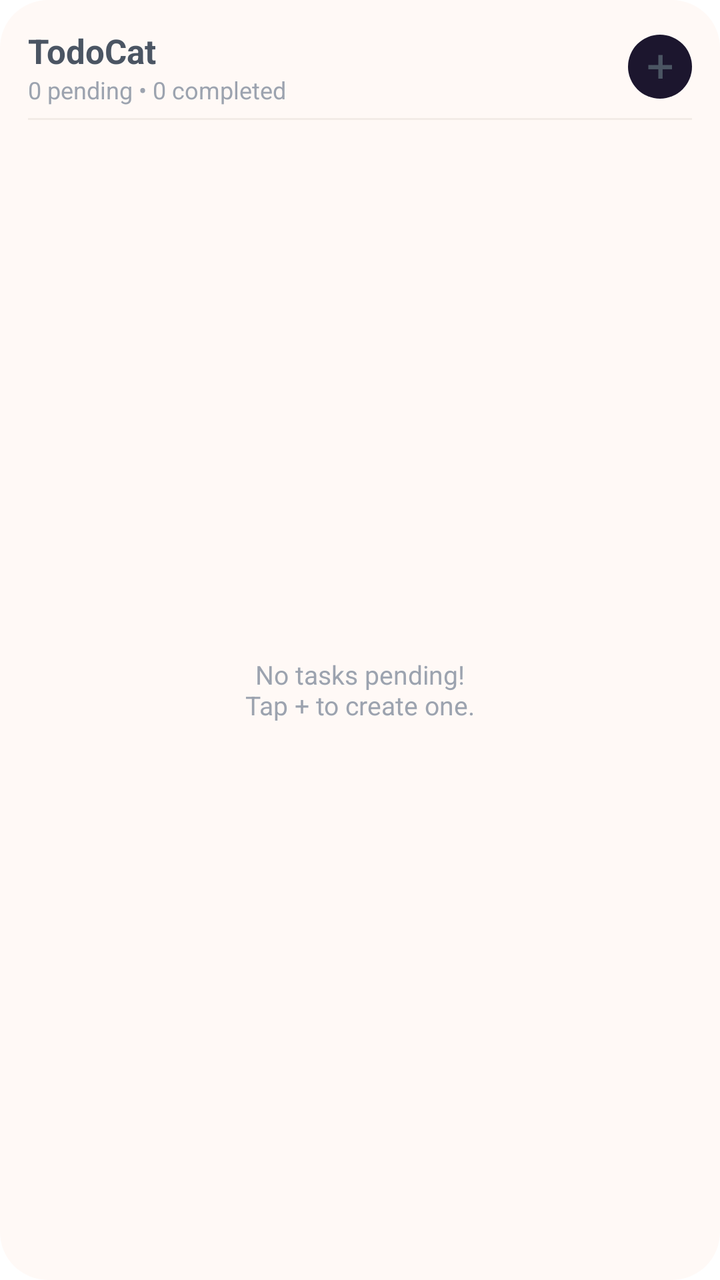
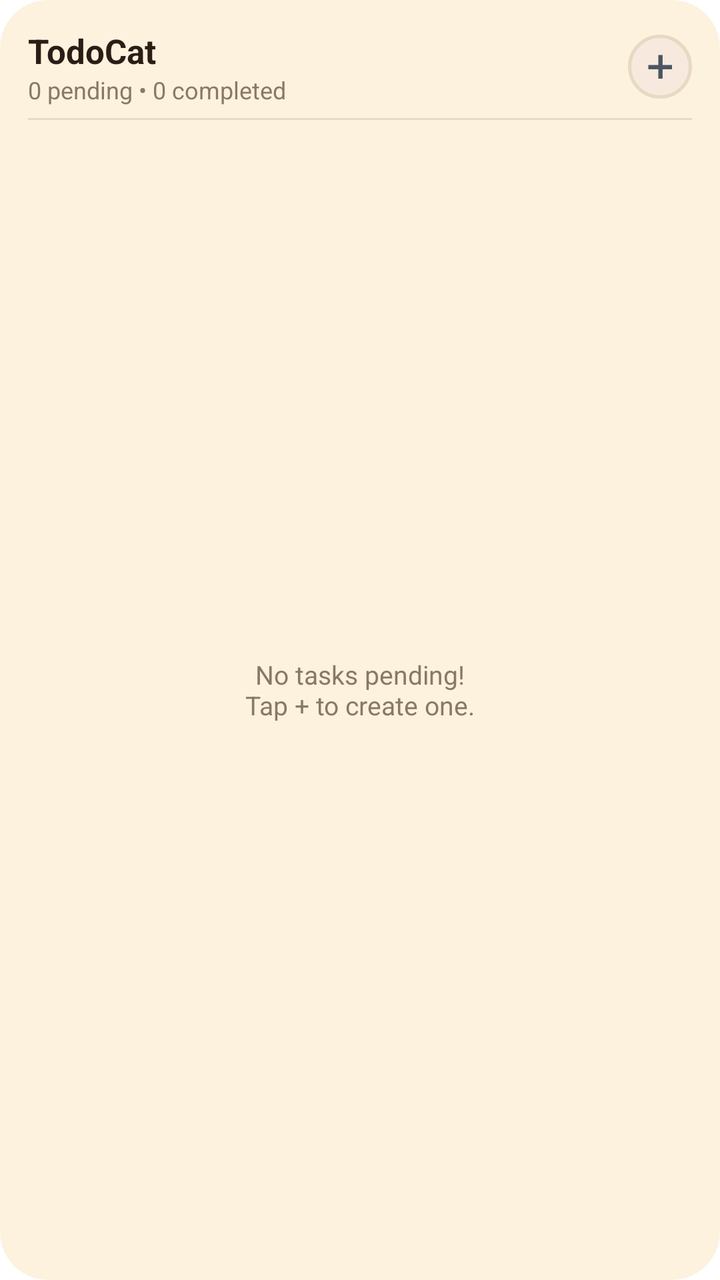

The first picture is an Android layout as it rendered before a commit; the second is the same layout after the commit. The layout source and the unified diff follow.
<!-- AndroidManifest.xml: fallback theme Theme.MaterialComponents.DayNight.NoActionBar -->
<!-- res/layout/todocat_list_widget_light.xml -->
<?xml version="1.0" encoding="utf-8"?>
<LinearLayout xmlns:android="http://schemas.android.com/apk/res/android"
    android:id="@+id/widget_list_root"
    android:layout_width="match_parent"
    android:layout_height="match_parent"
    android:background="@drawable/widget_background_light"
    android:orientation="vertical"
    android:padding="14dp">

    
    <LinearLayout
        android:id="@+id/widget_list_header"
        android:layout_width="match_parent"
        android:layout_height="wrap_content"
        android:gravity="center_vertical"
        android:orientation="horizontal"
        android:paddingBottom="6dp">

        <LinearLayout
            android:layout_width="0dp"
            android:layout_height="wrap_content"
            android:layout_weight="1"
            android:orientation="vertical">

            <TextView
                android:id="@+id/widget_list_title"
                android:layout_width="wrap_content"
                android:layout_height="wrap_content"
                android:text="TodoCat"
                android:fontFamily="sans-serif-rounded"
                android:textColor="#4B5563"
                android:textSize="17sp"
                android:textStyle="bold" />

            <TextView
                android:id="@+id/widget_list_count"
                android:layout_width="wrap_content"
                android:layout_height="wrap_content"
                android:text="0 pending • 0 completed"
                android:fontFamily="sans-serif-rounded"
                android:textColor="#9CA3AF"
                android:textSize="12sp" />
        </LinearLayout>

        
        <ImageView
            android:id="@+id/widget_list_btn_add"
            android:layout_width="32dp"
            android:layout_height="32dp"
            android:background="@drawable/widget_add_btn_bg_light"
            android:src="@drawable/ic_widget_add_grey"
            android:scaleType="centerInside"
            android:padding="6dp"
            android:contentDescription="Add Task" />
    </LinearLayout>

    
    <ImageView
        android:id="@+id/widget_list_divider"
        android:layout_width="match_parent"
        android:layout_height="1dp"
        android:src="@drawable/widget_divider_light" />

    
    <FrameLayout
        android:layout_width="match_parent"
        android:layout_height="0dp"
        android:layout_weight="1"
        android:layout_marginTop="4dp">

        <ListView
            android:id="@+id/widget_list_view"
            android:layout_width="match_parent"
            android:layout_height="match_parent"
            android:divider="@null"
            android:dividerHeight="0dp" />

        <TextView
            android:id="@+id/widget_list_empty"
            android:layout_width="match_parent"
            android:layout_height="match_parent"
            android:gravity="center"
            android:fontFamily="sans-serif-rounded"
            android:text="No tasks pending!\nTap + to create one."
            android:textColor="#9CA3AF"
            android:textSize="13sp" />
    </FrameLayout>

</LinearLayout>
<!-- resources referenced by this layout -->
<resources>
  <!-- drawable ic_widget_add_grey: png bitmap (drawable, 263 bytes) -->
  <!-- drawable widget_add_btn_bg_light (drawable) -->
  <?xml version="1.0" encoding="utf-8"?>
  <shape xmlns:android="http://schemas.android.com/apk/res/android"
      android:shape="oval">
      <solid android:color="#1C162E" />
  </shape>
  <!-- drawable widget_background_light (drawable) -->
  <?xml version="1.0" encoding="utf-8"?>
  <shape xmlns:android="http://schemas.android.com/apk/res/android"
      android:shape="rectangle">
      <solid android:color="#FFF9F6" />
      <corners android:radius="24dp" />
  </shape>
  <!-- drawable widget_divider_light (drawable) -->
  <?xml version="1.0" encoding="utf-8"?>
  <shape xmlns:android="http://schemas.android.com/apk/res/android">
      <solid android:color="#F3ECE7" />
      <size android:height="1dp" />
  </shape>
</resources>

<!-- the commit's change to res/layout/todocat_list_widget_light.xml (unified diff, before → after) -->
@@ -28,7 +28,7 @@
                 android:layout_height="wrap_content"
                 android:text="TodoCat"
                 android:fontFamily="sans-serif-rounded"
-                android:textColor="#4B5563"
+                android:textColor="#2B1D16"
                 android:textSize="17sp"
                 android:textStyle="bold" />
 
@@ -38,7 +38,7 @@
                 android:layout_height="wrap_content"
                 android:text="0 pending • 0 completed"
                 android:fontFamily="sans-serif-rounded"
-                android:textColor="#9CA3AF"
+                android:textColor="#8A7867"
                 android:textSize="12sp" />
         </LinearLayout>
 
@@ -82,7 +82,7 @@
             android:gravity="center"
             android:fontFamily="sans-serif-rounded"
             android:text="No tasks pending!\nTap + to create one."
-            android:textColor="#9CA3AF"
+            android:textColor="#8A7867"
             android:textSize="13sp" />
     </FrameLayout>
 
<!-- resource entries referenced after the edit -->
@@ -5,19 +5,20 @@
   <?xml version="1.0" encoding="utf-8"?>
   <shape xmlns:android="http://schemas.android.com/apk/res/android"
       android:shape="oval">
-      <solid android:color="#1C162E" />
+      <solid android:color="#F7E9DD" />
+      <stroke android:width="1.5dp" android:color="#E8D9C2" />
   </shape>
   <!-- drawable widget_background_light (drawable) -->
   <?xml version="1.0" encoding="utf-8"?>
   <shape xmlns:android="http://schemas.android.com/apk/res/android"
       android:shape="rectangle">
-      <solid android:color="#FFF9F6" />
+      <solid android:color="#FDF2DD" />
       <corners android:radius="24dp" />
   </shape>
   <!-- drawable widget_divider_light (drawable) -->
   <?xml version="1.0" encoding="utf-8"?>
   <shape xmlns:android="http://schemas.android.com/apk/res/android">
-      <solid android:color="#F3ECE7" />
+      <solid android:color="#E8D9C2" />
       <size android:height="1dp" />
   </shape>
 </resources>
